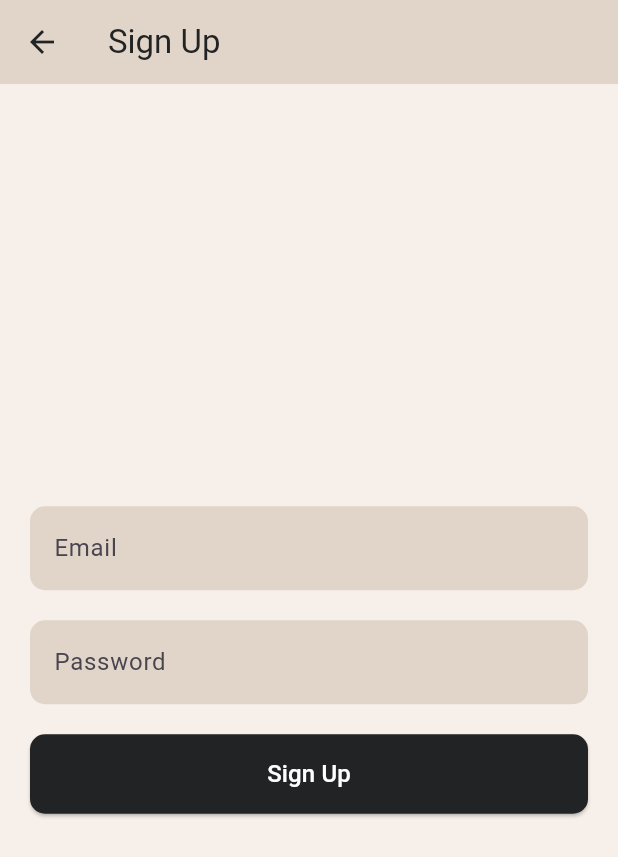
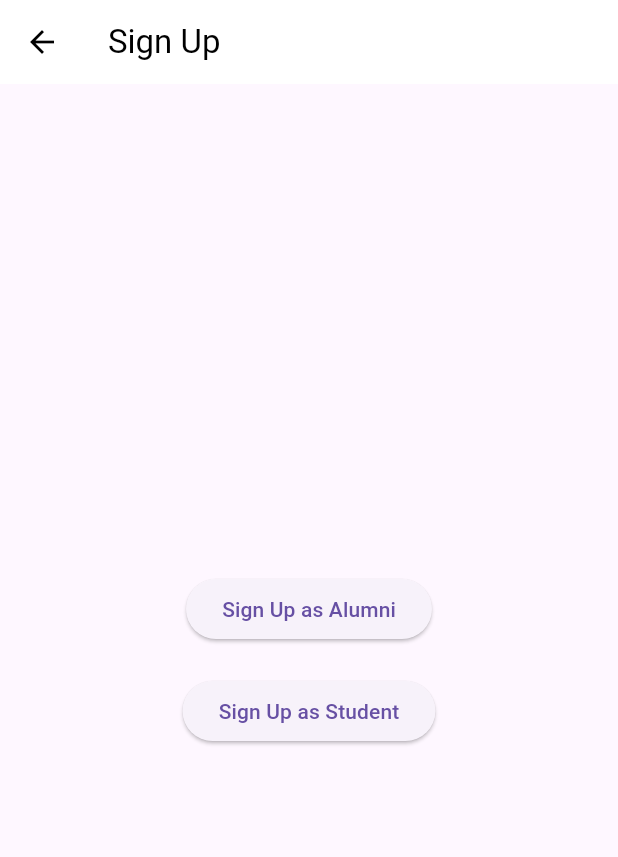
Before and after one commit to pranaav-kumar/onemore, a Flutter app: the screen it shows after launch, after a tap on "Sign Up", on a phone screen of 412 x 824 dp. Shown: the top 857 px of the screen. Run offline on Flutter 3.47's test engine with Material 3 defaults, Android fonts, the phone set to English and light mode, and no system bars.

Commit message:
signup diff

```diff
--- a/lib/main.dart
+++ b/lib/main.dart
@@ -13,9 +13,8 @@ class MyApp extends StatelessWidget {
   }
 }
 
-//hello nithish
 class LoginPage extends StatelessWidget {
-  const LoginPage({super.key});
+  LoginPage({super.key});
 
   final Color lightBeige = const Color.fromRGBO(247, 240, 234, 1);
   final Color warmBeige = const Color.fromRGBO(225, 213, 201, 1);
@@ -45,7 +44,7 @@ class LoginPage extends StatelessWidget {
                 "Login to continue",
                 style: TextStyle(
                   fontSize: 16,
-                  color: darkGrayBlack.withAlpha((0.7 * 255).toInt()),
+                  color: darkGrayBlack.withOpacity(0.7),
                 ),
               ),
               const SizedBox(height: 30),
@@ -78,14 +77,7 @@ class LoginPage extends StatelessWidget {
               Align(
                 alignment: Alignment.centerRight,
                 child: TextButton(
-                  onPressed: () {
-                    Navigator.push(
-                      context,
-                      MaterialPageRoute(
-                        builder: (context) => const SignUpPage(),
-                      ),
-                    );
-                  },
+                  onPressed: () {},
                   child: Text(
                     "Forgot Password?",
                     style: TextStyle(color: darkGrayBlack),
@@ -121,7 +113,9 @@ class LoginPage extends StatelessWidget {
                     onPressed: () {
                       Navigator.push(
                         context,
-                        MaterialPageRoute(builder: (context) => SignUpPage()),
+                        MaterialPageRoute(
+                          builder: (context) => SignUpSelectionPage(),
+                        ),
                       );
                     },
                     child: Text(
@@ -142,74 +136,58 @@ class LoginPage extends StatelessWidget {
   }
 }
 
-class SignUpPage extends StatelessWidget {
-  const SignUpPage({super.key});
-
-  final Color lightBeige = const Color.fromRGBO(247, 240, 234, 1);
-  final Color warmBeige = const Color.fromRGBO(225, 213, 201, 1);
-  final Color darkGrayBlack = const Color.fromRGBO(34, 35, 37, 1);
-
+class SignUpSelectionPage extends StatelessWidget {
   @override
   Widget build(BuildContext context) {
     return Scaffold(
-      backgroundColor: lightBeige,
       appBar: AppBar(
-        title: Text("Sign Up", style: TextStyle(color: darkGrayBlack)),
-        backgroundColor: warmBeige,
-        iconTheme: IconThemeData(color: darkGrayBlack),
+        title: Text("Sign Up", style: TextStyle(color: Colors.black)),
+        backgroundColor: Colors.white,
+        iconTheme: IconThemeData(color: Colors.black),
       ),
       body: Center(
-        child: Padding(
-          padding: const EdgeInsets.all(20.0),
         child: Column(
           mainAxisAlignment: MainAxisAlignment.center,
           children: [
-              TextField(
-                decoration: InputDecoration(
-                  labelText: "Email",
-                  filled: true,
-                  fillColor: warmBeige,
-                  border: OutlineInputBorder(
-                    borderRadius: BorderRadius.circular(10.0),
-                    borderSide: BorderSide.none,
+            ElevatedButton(
+              onPressed: () {
+                Navigator.push(
+                  context,
+                  MaterialPageRoute(
+                    builder: (context) => SignUpPage(userType: "Alumni"),
                   ),
+                );
+              },
+              child: Text("Sign Up as Alumni"),
             ),
+            SizedBox(height: 20),
+            ElevatedButton(
+              onPressed: () {
+                Navigator.push(
+                  context,
+                  MaterialPageRoute(
+                    builder: (context) => SignUpPage(userType: "Student"),
                   ),
-              const SizedBox(height: 20),
-              TextField(
-                obscureText: true,
-                decoration: InputDecoration(
-                  labelText: "Password",
-                  filled: true,
-                  fillColor: warmBeige,
-                  border: OutlineInputBorder(
-                    borderRadius: BorderRadius.circular(10.0),
-                    borderSide: BorderSide.none,
-                  ),
-                ),
-              ),
-              const SizedBox(height: 20),
-              SizedBox(
-                width: double.infinity,
-                child: ElevatedButton(
-                  onPressed: () {},
-                  style: ElevatedButton.styleFrom(
-                    backgroundColor: darkGrayBlack,
-                    shape: RoundedRectangleBorder(
-                      borderRadius: BorderRadius.circular(10),
-                    ),
-                    padding: const EdgeInsets.symmetric(vertical: 15),
-                  ),
-                  child: const Text(
-                    "Sign Up",
-                    style: TextStyle(color: Colors.white, fontSize: 16),
-                  ),
-                ),
+                );
+              },
+              child: Text("Sign Up as Student"),
             ),
           ],
-          ),
         ),
       ),
     );
   }
 }
+
+class SignUpPage extends StatelessWidget {
+  final String userType;
+  SignUpPage({required this.userType});
+
+  @override
+  Widget build(BuildContext context) {
+    return Scaffold(
+      appBar: AppBar(title: Text("Sign Up as $userType")),
+      body: Center(child: Text("Sign Up Form for $userType")),
+    );
+  }
+}
```
Lines whose indentation alone changed are shown as unchanged.
